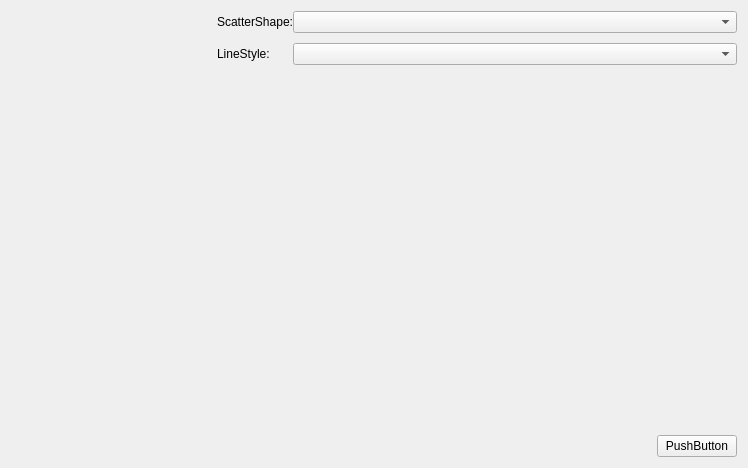
First picture: the form in GrayCatQt/main/WidgetTools/QcustomplotCharts/CatLineChart.ui, repository graycatya/CatLearnQt, before the edit.
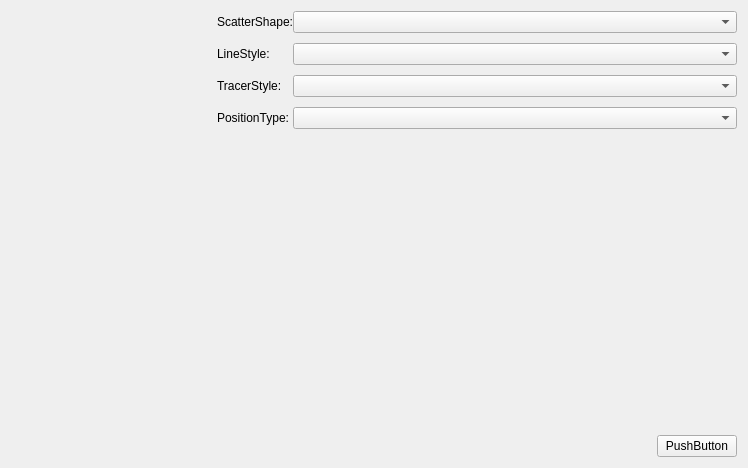
Second picture: the form after the edit. Custom widgets are drawn as their Qt base class.

Patch:
```diff
--- a/GrayCatQt/main/WidgetTools/QcustomplotCharts/CatLineChart.ui
+++ b/GrayCatQt/main/WidgetTools/QcustomplotCharts/CatLineChart.ui
@@ -73,6 +73,26 @@
         <item row="1" column="1">
          <widget class="QComboBox" name="LineStyleBox"/>
         </item>
+        <item row="2" column="0">
+         <widget class="QLabel" name="TracerStyleLabel">
+          <property name="text">
+           <string>TracerStyle:</string>
+          </property>
+         </widget>
+        </item>
+        <item row="2" column="1">
+         <widget class="QComboBox" name="TracerStyleBox"/>
+        </item>
+        <item row="3" column="0">
+         <widget class="QLabel" name="PositionTypeLabel">
+          <property name="text">
+           <string>PositionType:</string>
+          </property>
+         </widget>
+        </item>
+        <item row="3" column="1">
+         <widget class="QComboBox" name="PositionTypeBox"/>
+        </item>
        </layout>
       </item>
       <item>
```
